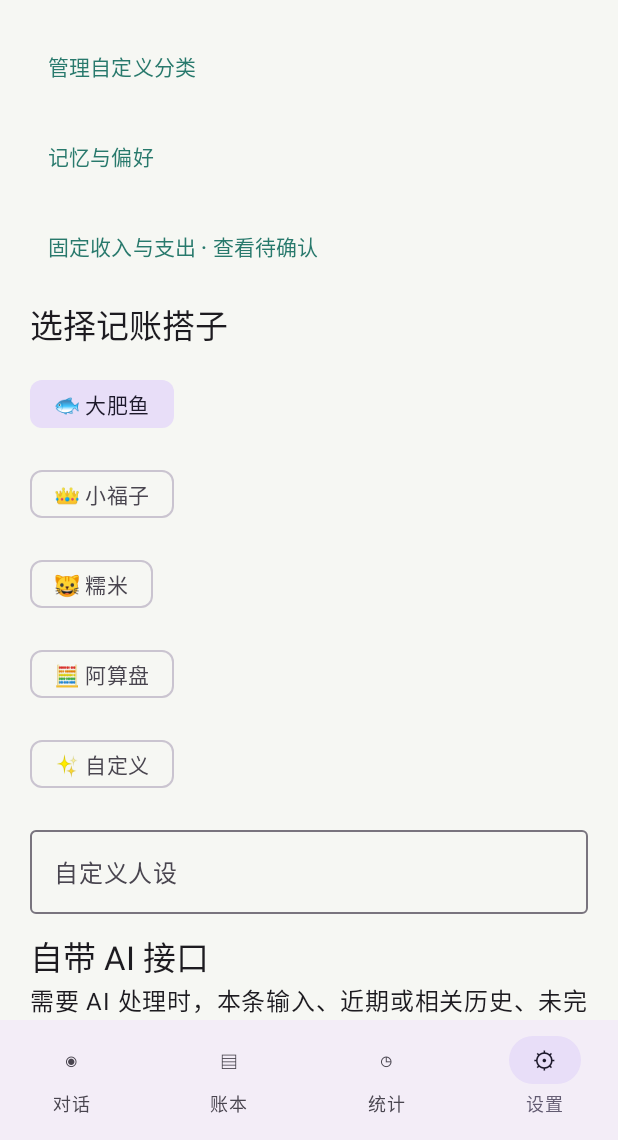
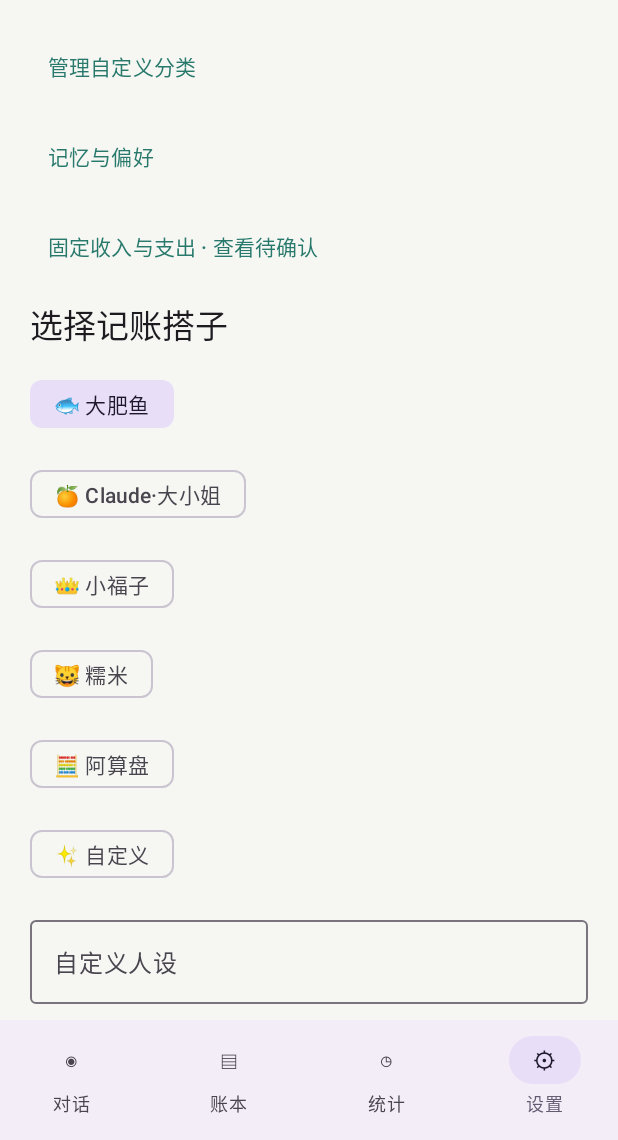
Before and after one commit to Ethan-123321/whale-ledger, an Android app built with Jetpack Compose: the screen it shows after launch (MainActivity), item 4 of the bottom bar chosen, on a phone screen of 412 x 824 dp, the part 96-1236 px from its top. Run offline under Robolectric (Android 15) with nearby library versions, the phone set to English and light mode, and no system bars; 1 statement that could not run was skipped.

Commit message:
feat: add Claude community-inspired lady persona

```diff
--- a/app/build.gradle.kts
+++ b/app/build.gradle.kts
@@ -2,7 +2,7 @@ plugins { id("com.android.application"); id("org.jetbrains.kotlin.android"); id(
 android {
     namespace = "com.yuji.app"
     compileSdk = 35
-    defaultConfig { applicationId = "com.yuji.app"; minSdk = 26; targetSdk = 35; versionCode = 7; versionName = "0.4.3"; testInstrumentationRunner = "com.yuji.app.LedgerChecks" }
+    defaultConfig { applicationId = "com.yuji.app"; minSdk = 26; targetSdk = 35; versionCode = 8; versionName = "0.4.4"; testInstrumentationRunner = "com.yuji.app.LedgerChecks" }
     buildFeatures { compose = true }
     compileOptions { sourceCompatibility = JavaVersion.VERSION_17; targetCompatibility = JavaVersion.VERSION_17 }
     kotlinOptions { jvmTarget = "17" }
--- a/app/src/main/java/com/yuji/app/MainActivity.kt
+++ b/app/src/main/java/com/yuji/app/MainActivity.kt
@@ -33,7 +33,7 @@ class MainActivity : ComponentActivity() {
         setContent { MaterialTheme(colorScheme=lightColorScheme(primary=Color(0xFF28796C),background=Color(0xFFF6F7F3))) { App(viewModel()) } }
     }
 }
-val roles = linkedMapOf("大肥鱼" to "🐟", "小福子" to "👑", "糯米" to "🐱", "阿算盘" to "🧮", "自定义" to "✨")
+val roles = linkedMapOf("大肥鱼" to "🐟", "Claude·大小姐" to "🍊", "小福子" to "👑", "糯米" to "🐱", "阿算盘" to "🧮", "自定义" to "✨")
 fun receipt(role: String, count: Int) = when(role) {
     "小福子" -> "启禀陛下，$count 笔开销已录入御账，请陛下过目。"
     "糯米" -> "喵，主人！$count 笔账记好啦，摸摸我的小脑袋吧。"
@@ -144,6 +144,6 @@ fun receipt(role: String, count: Int) = when(role) {
         item {Button(enabled=!loading,onClick={try {val base=address();val url=java.net.URL(base);require(url.protocol=="https"&&url.userInfo==null&&url.query==null&&url.ref==null){"请检查 HTTPS 地址"};require(model.isNotBlank()){ "请先选择模型" };val key=credential();require(key.isNotBlank()){ "请填写 API Key" };s.token=key;s.endpoint=base;s.model=model.trim();s.persona=persona;token="";notify("设置已保存：${s.model}")}catch(e:Exception){status=e.message ?: "保存失败"}}){Text("保存设置")}}
         item {TextButton(onClick={s.token="";notify("API 密钥已清除")}){Text("清除密钥")}}
         item {Row {TextButton(onClick={export.launch("yuji-backup.json")}){Text("导出账本")};TextButton(onClick={restore.launch(arrayOf("application/json"))}){Text("恢复账本")}}}
-        item {Text("大肥鱼记账 0.4.3 · 本地优先\n截图识别尚未开放。退款、转账和对话修改暂不自动执行，请通过账单编辑操作。")}
+        item {Text("大肥鱼记账 0.4.4 · 本地优先\n截图识别尚未开放。退款、转账和对话修改暂不自动执行，请通过账单编辑操作。")}
     }
 }
```
Also changed, not shown: app/src/main/java/com/yuji/app/Ai.kt (+9 -0 lines), 2 other files.
